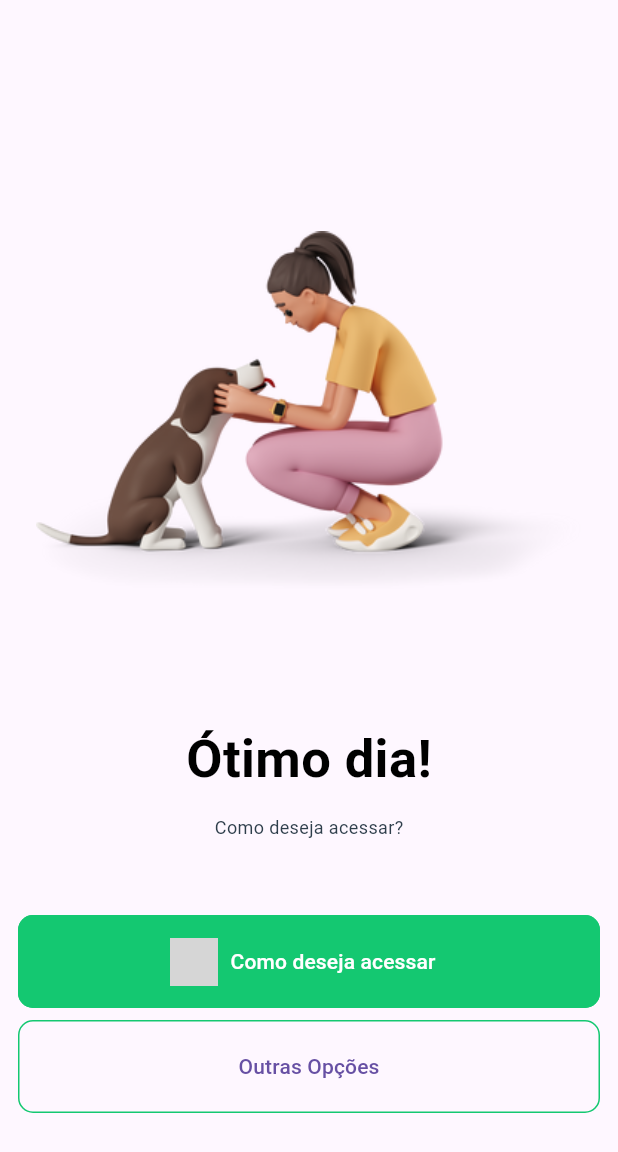
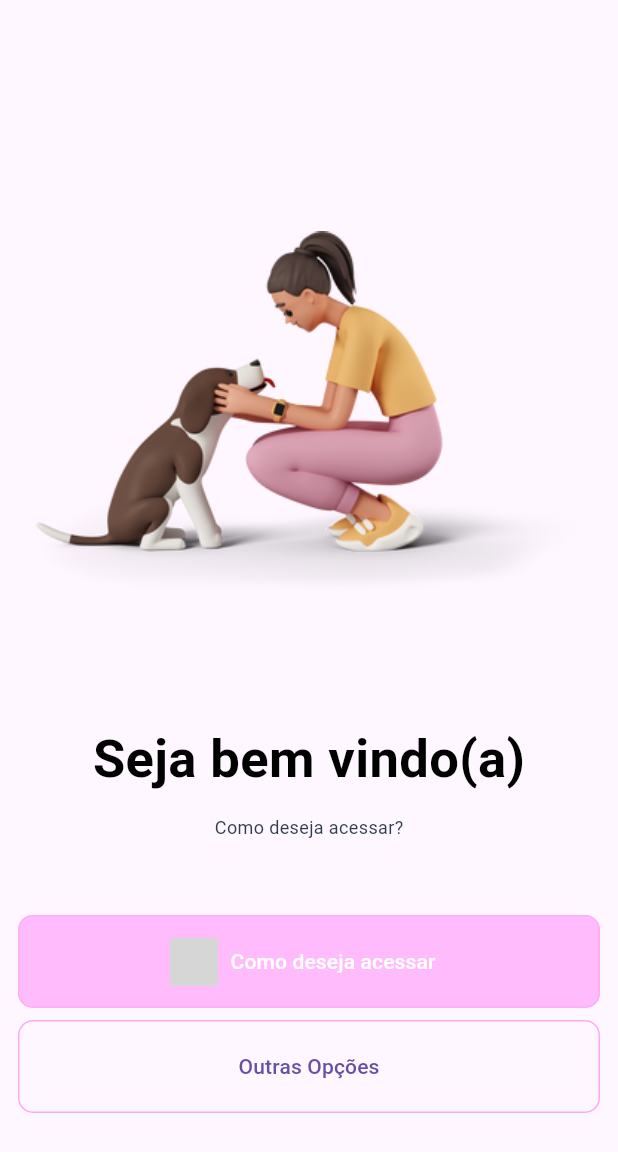
Before and after one commit to gupunpun/gooday, a Flutter app: the screen it shows after launch, on a phone screen of 412 x 824 dp. Shown: the top 1152 px of the screen. Run offline on Flutter 3.47's test engine with Material 3 defaults, Android fonts, the phone set to English and light mode, and no system bars; network calls fail; grey boxes are pictures that could not be loaded.

Commit message:
cria app

```diff
--- a/lib/src/pages/how_access.dart
+++ b/lib/src/pages/how_access.dart
@@ -25,7 +25,7 @@ class _HowAccessState extends State<HowAccess> {
           const Padding(
             padding: EdgeInsets.all(12.0),
             child: Text(
-              'Ótimo dia!',
+              'Seja bem vindo(a)',
               style: TextStyle(
                 color: Colors.black,
                 fontSize: 35,
@@ -59,9 +59,9 @@ class _HowAccessState extends State<HowAccess> {
                   style: TextStyle(color: Colors.white),
                 ),
                 style: OutlinedButton.styleFrom(
-                  backgroundColor: const Color.fromRGBO(20, 200, 113, 1.0),
+                  backgroundColor: Color.fromARGB(255, 255, 187, 252),
                   side: const BorderSide(
-                    color: Color.fromRGBO(20, 200, 113, 1.0),
+                    color: Color.fromRGBO(255, 172, 249, 1),
                   ),
                   shape: RoundedRectangleBorder(
                     borderRadius: BorderRadius.circular(10.0),
@@ -77,7 +77,7 @@ class _HowAccessState extends State<HowAccess> {
               onPressed: () => {},
               style: OutlinedButton.styleFrom(
                 side: const BorderSide(
-                  color: Color.fromRGBO(20, 200, 113, 1.0),
+                  color: Color.fromRGBO(255, 169, 245, 1),
                 ),
                 shape: RoundedRectangleBorder(
                   borderRadius: BorderRadius.circular(10.0),
--- a/lib/src/pages/introduction.dart
+++ b/lib/src/pages/introduction.dart
@@ -67,7 +67,7 @@ class _IntroductionState extends State<Introduction>
             tabPageSelector: _tabPageSelector,
             title: 'Viva bem',
             description:
-                'Lorem ipsum dolor sit amet, consectetur adipiscing elit. Pellentesque luctus venenatis purus, in rhoncus lacus mollis eget.',
+                'Que você viva muito bem sua vida 👌👌',
             onButtonPressed: onButtonPressed,
           ),
           IntroPage(
@@ -75,7 +75,7 @@ class _IntroductionState extends State<Introduction>
             tabPageSelector: _tabPageSelector,
             title: 'Treine bem',
             description:
-                'Lorem ipsum dolor sit amet, consectetur adipiscing elit. Pellentesque luctus venenatis purus, in rhoncus lacus mollis eget.',
+                'Treine bem, pois ajuda na saúde 👍👍',
             onButtonPressed: onButtonPressed,
           ),
           IntroPage(
@@ -83,7 +83,7 @@ class _IntroductionState extends State<Introduction>
             tabPageSelector: _tabPageSelector,
             title: 'Divirta-se',
             description:
-                'Lorem ipsum dolor sit amet, consectetur adipiscing elit. Pellentesque luctus venenatis purus, in rhoncus lacus mollis eget.',
+                'Se divirta, pois isso te fará mais feliz 🤞🤞',
             onButtonPressed: onButtonPressed,
           ),
           IntroPage(
@@ -91,7 +91,7 @@ class _IntroductionState extends State<Introduction>
             tabPageSelector: _tabPageSelector,
             title: 'Alimente-se bem',
             description:
-                'Lorem ipsum dolor sit amet, consectetur adipiscing elit. Pellentesque luctus venenatis purus, in rhoncus lacus mollis eget.',
+                'Se alimente bem, pois isso ajuda no seu dia a dia ✌️✌️',
             onButtonPressed: onButtonPressed,
           ),
         ],
--- a/lib/src/pages/login.dart
+++ b/lib/src/pages/login.dart
@@ -40,7 +40,7 @@ class _LoginState extends State<Login> {
                 fontWeight: FontWeight.bold,
               ),
             ),
-            const Text(
+             const Text(
               'com E-mail e Senha',
               style: TextStyle(
                 color: ColorStyle.textNeutrals,
--- a/lib/src/pages/splash_screen.dart
+++ b/lib/src/pages/splash_screen.dart
@@ -18,9 +18,9 @@ class _SplashScreenState extends State<SplashScreen> {
   @override
   Widget build(BuildContext context) {
     return Scaffold(
-      backgroundColor: const Color.fromRGBO(20, 200, 113, 1),
+      backgroundColor: Color.fromARGB(255, 255, 182, 244),
       body: Center(
-        child: Image.asset('lib/assets/Logotipo.png'),
+        child: Image.asset('lib/assets/logo1.png'),
       ),
     );
   }
```
Also changed, not shown: lib/assets/logo.png (added), lib/assets/logo1.png (added), lib/assets/logoo.png (added).
